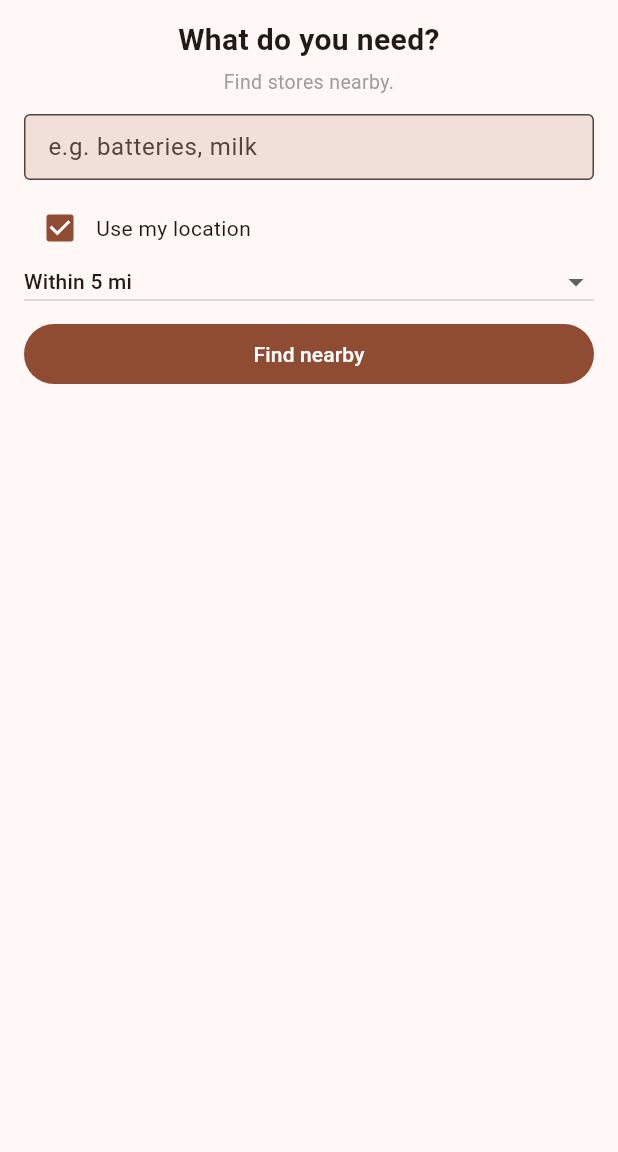
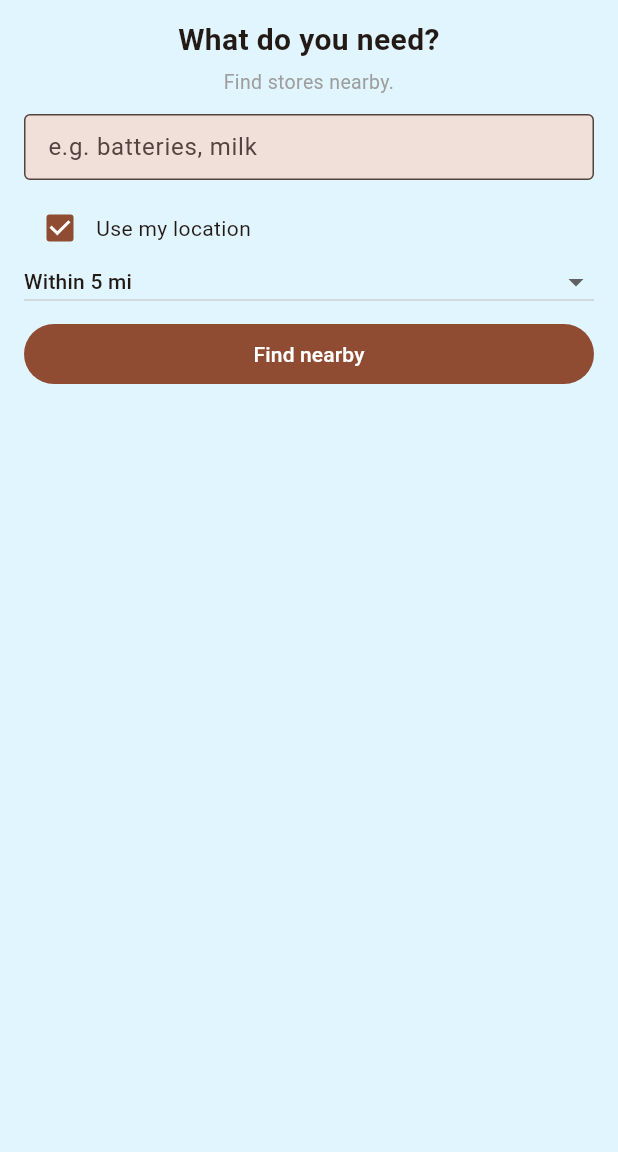
Before and after one commit to rvkshn-10/FindR, a Flutter app: the screen it shows after launch, on a phone screen of 412 x 824 dp, the part 84-1236 px from its top. Run offline on Flutter 3.47's test engine with Material 3 defaults, Android fonts, the light colour scheme and no system bars; our stand-ins replace firebase_core, flutter_map, geolocator, latlong2; accounts and stored records are empty.

Commit message:
Set app background to light blue (deploy test)

```diff
--- a/findr_flutter/lib/main.dart
+++ b/findr_flutter/lib/main.dart
@@ -30,6 +30,7 @@ class FindRApp extends StatelessWidget {
         theme: ThemeData(
           colorScheme: ColorScheme.fromSeed(seedColor: Colors.brown),
           useMaterial3: true,
+          scaffoldBackgroundColor: Colors.lightBlue.shade50,
         ),
         home: const SearchScreen(),
       ),
```
